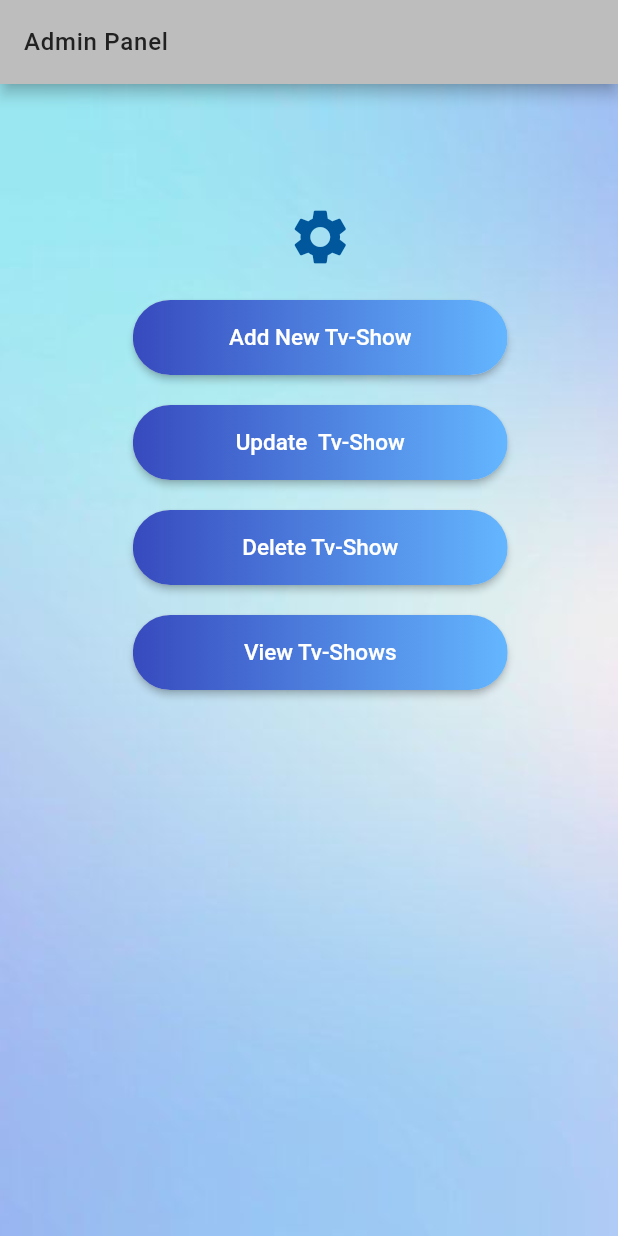
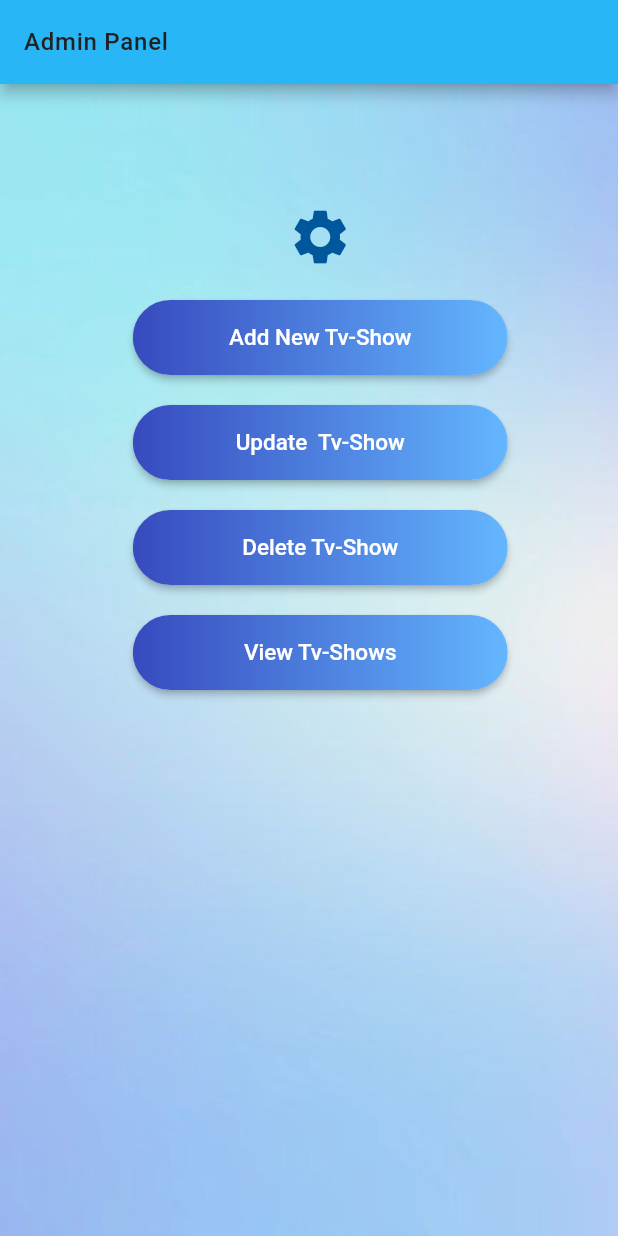
Before and after one commit to rashmikagamage/Tv-Show-Flutter, a Flutter app: the screen it shows after launch, on a phone screen of 412 x 824 dp. Run offline on Flutter 3.47's test engine with Material 2 defaults, Android fonts, the phone set to English and light mode, and no system bars; our stand-ins replace cloud_firestore, datetime_picker_formfield, file_picker, firebase_core, fluttertoast, google_fonts and 1 more; accounts and stored records are empty.

Commit message:
changed app bar

```diff
--- a/lib/screens/add_tv_show.dart
+++ b/lib/screens/add_tv_show.dart
@@ -88,7 +88,7 @@ class _AddTvShowsState extends State<AddTvShows> {
   Widget build(BuildContext context) {
     return Scaffold(
       appBar: AppBar(
-        backgroundColor: Colors.grey[400],
+        backgroundColor: Colors.blue[400],
         title: Text(
           "New Tv-Show",
           textAlign: TextAlign.center,
--- a/lib/screens/admin_home.dart
+++ b/lib/screens/admin_home.dart
@@ -10,7 +10,7 @@ class AdminHome extends StatelessWidget {
   Widget build(BuildContext context) {
     return Scaffold(
       appBar: AppBar(
-        backgroundColor: Colors.grey[400],
+        backgroundColor: Colors.lightBlue[400],
         title: Text(
           "Admin Panel",
           textAlign: TextAlign.center,
```
Also changed, not shown: lib/screens/view_tv_show.dart (+7 -3 lines).
